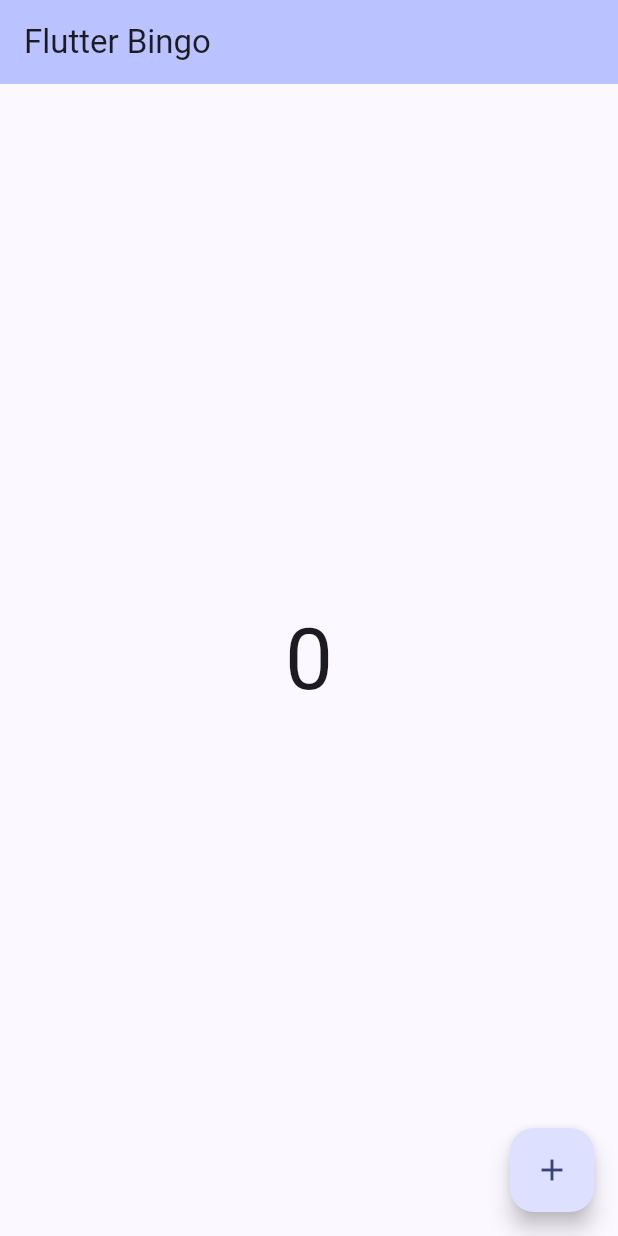
After one commit to s1f10210273/flutter-bingo, a Flutter app: the screen it shows after launch, on a phone screen of 412 x 824 dp. The commit adds this screen. Run offline on Flutter 3.47's test engine with Material 3 defaults, Android fonts, the phone set to English and light mode, and no system bars.

Commit message:
ファイルを分割

```diff
--- /dev/null
+++ b/lib/pages/bingo.dart
@@ -0,0 +1,42 @@
+import 'package:flutter/material.dart';
+
+class BingoPage extends StatefulWidget {
+  const BingoPage({super.key, required this.title});
+  final String title;
+
+  @override
+  State<BingoPage> createState() => _MyBingoPageState();
+}
+
+class _MyBingoPageState extends State<BingoPage> {
+  int _counter = 0;
+
+  void _incrementCounter() {
+    setState(() {
+      _counter++;
+    });
+  }
+
+  @override
+  Widget build(BuildContext context) {
+    return Scaffold(
+      appBar: AppBar(
+        backgroundColor: Theme.of(context).colorScheme.inversePrimary,
+        title: Text(widget.title),
+      ),
+      body: Center(
+        child: Column(
+          mainAxisAlignment: MainAxisAlignment.center,
+          children: <Widget>[
+            Text('$_counter', style: Theme.of(context).textTheme.displayLarge),
+          ],
+        ),
+      ),
+      floatingActionButton: FloatingActionButton(
+        onPressed: _incrementCounter,
+        tooltip: 'Increment',
+        child: const Icon(Icons.add),
+      ),
+    );
+  }
+}
```
Also changed, not shown: lib/main.dart (+3 -47 lines).
